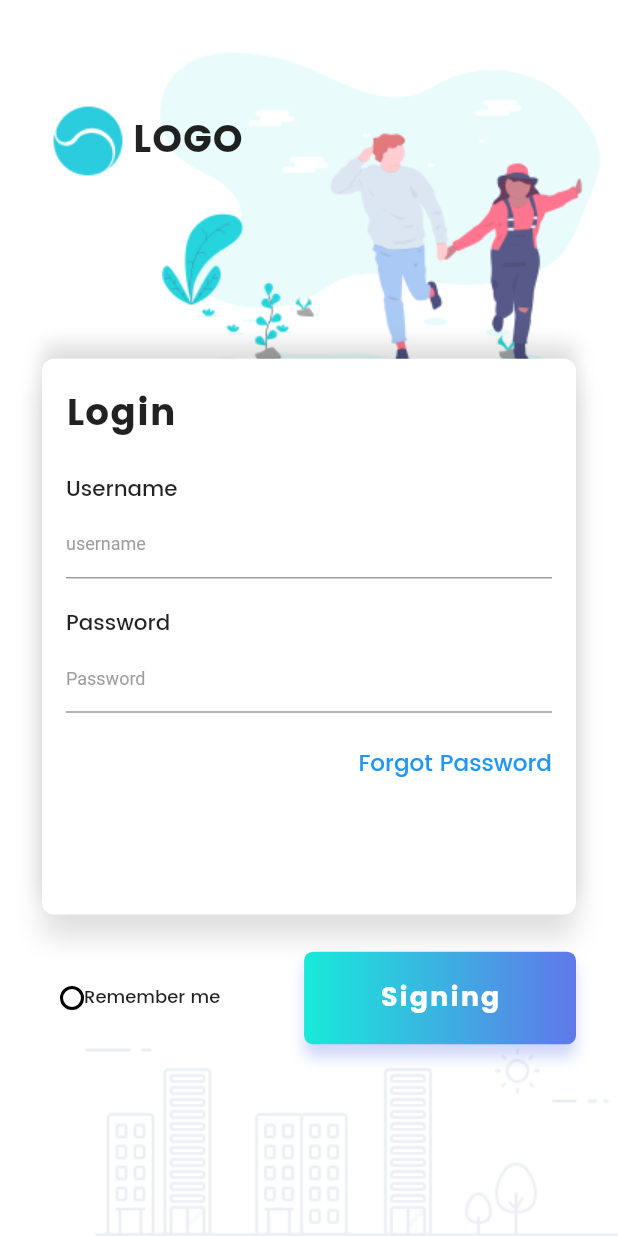
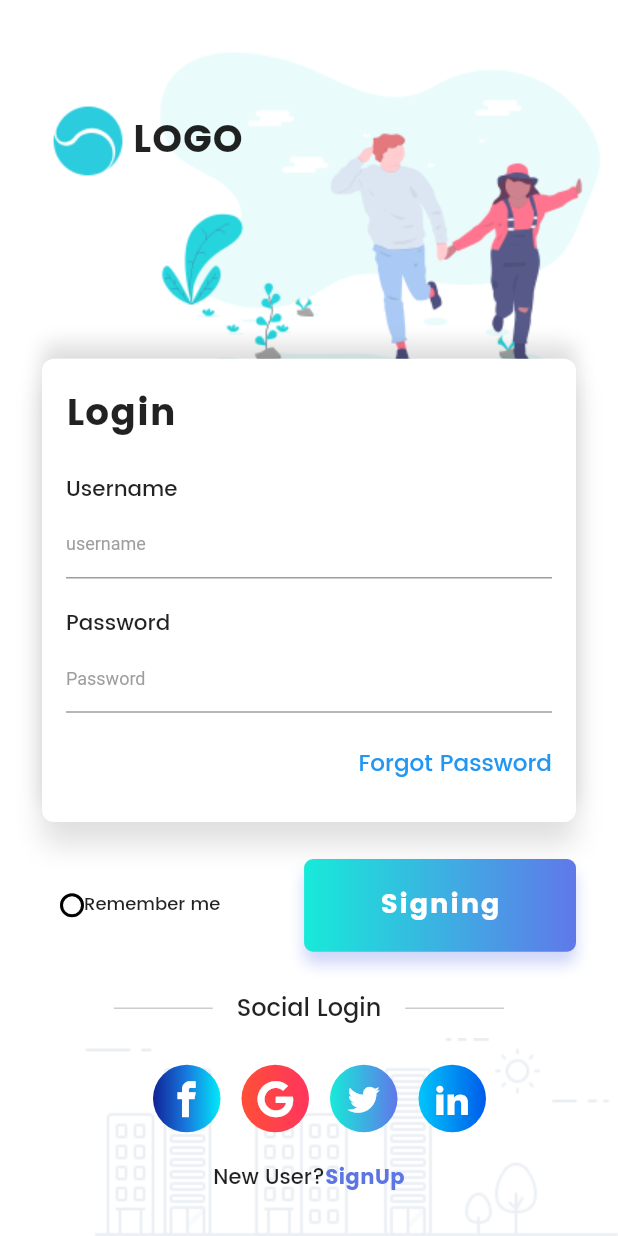
Before and after one commit to Grigoriym/flutter_vault, a Flutter app: the screen it shows after launch, on a phone screen of 412 x 824 dp. Run offline on Flutter 3.47's test engine with Material 2 defaults, Android fonts, the phone set to English and light mode, and no system bars; our stand-ins replace flutter_screenutil.

Commit message:
Make login page.

```diff
--- a/lib/src/ui/login/login_page.dart
+++ b/lib/src/ui/login/login_page.dart
@@ -1,7 +1,8 @@
-import 'package:flutter/cupertino.dart';
 import 'package:flutter/material.dart';
 import 'package:flutter_screenutil/flutter_screenutil.dart';
+import 'package:flutter_vault/src/utils/custom_icons.dart';
 import 'package:flutter_vault/src/utils/widgets/form_card_widget.dart';
+import 'package:flutter_vault/src/utils/widgets/social_icon_widget.dart';
 
 class LoginPage extends StatefulWidget {
   _LoginPageState createState() => _LoginPageState();
@@ -32,6 +33,14 @@ class _LoginPageState extends State<LoginPage> {
               )
             : Container(),
       );
+
+  Widget horizontalLine() => Padding(
+      padding: EdgeInsets.symmetric(horizontal: 16.0),
+      child: Container(
+        width: ScreenUtil.getInstance().setWidth(120),
+        height: 1.0,
+        color: Colors.black26.withOpacity(.2),
+      ));
 
   @override
   Widget build(BuildContext context) {
@@ -125,6 +134,7 @@ class _LoginPageState extends State<LoginPage> {
                           child: Material(
                             color: Colors.transparent,
                             child: InkWell(
+                              onTap: () {},
                               child: Center(
                                 child: Text(
                                   "Signing",
@@ -138,6 +148,81 @@ class _LoginPageState extends State<LoginPage> {
                             ),
                           ),
                         ),
+                      ),
+                    ],
+                  ),
+                  SizedBox(
+                    height: ScreenUtil.getInstance().setHeight(40),
+                  ),
+                  Row(
+                    mainAxisAlignment: MainAxisAlignment.center,
+                    children: <Widget>[
+                      horizontalLine(),
+                      Text(
+                        "Social Login",
+                        style: TextStyle(
+                            fontSize: 16.0, fontFamily: "Poppins-Medium"),
+                      ),
+                      horizontalLine()
+                    ],
+                  ),
+                  SizedBox(
+                    height: ScreenUtil.getInstance().setHeight(40),
+                  ),
+                  Row(
+                    mainAxisAlignment: MainAxisAlignment.center,
+                    children: <Widget>[
+                      SocialIcon(
+                        colors: [
+                          Color(0xFF102397),
+                          Color(0xFF187adf),
+                          Color(0xFF00eaf8),
+                        ],
+                        iconData: CustomIcons.facebook,
+                        onPressed: () {},
+                      ),
+                      SocialIcon(
+                        colors: [
+                          Color(0xFFff4f38),
+                          Color(0xFFff355d),
+                        ],
+                        iconData: CustomIcons.googlePlus,
+                        onPressed: () {},
+                      ),
+                      SocialIcon(
+                        colors: [
+                          Color(0xFF17ead9),
+                          Color(0xFF6078ea),
+                        ],
+                        iconData: CustomIcons.twitter,
+                        onPressed: () {},
+                      ),
+                      SocialIcon(
+                        colors: [
+                          Color(0xFF00c6fb),
+                          Color(0xFF005bea),
+                        ],
+                        iconData: CustomIcons.linkedin,
+                        onPressed: () {},
+                      )
+                    ],
+                  ),
+                  SizedBox(
+                    height: ScreenUtil.getInstance().setHeight(30),
+                  ),
+                  Row(
+                    mainAxisAlignment: MainAxisAlignment.center,
+                    children: <Widget>[
+                      Text(
+                        "New User?",
+                        style: TextStyle(fontFamily: "Poppins-Medium"),
+                      ),
+                      InkWell(
+                        onTap: () {},
+                        child: Text("SignUp",
+                            style: TextStyle(
+                                color: Color(0xFF5d74e3),
+                                fontFamily: "Poppins-Bold")),
                       )
                     ],
                   )
--- /dev/null
+++ b/lib/src/utils/custom_icons.dart
@@ -0,0 +1,9 @@
+import 'package:flutter/material.dart';
+
+class CustomIcons {
+  static const IconData twitter = IconData(0xe900, fontFamily: "CustomIcons");
+  static const IconData facebook = IconData(0xe901, fontFamily: "CustomIcons");
+  static const IconData googlePlus =
+      IconData(0xe902, fontFamily: "CustomIcons");
+  static const IconData linkedin = IconData(0xe903, fontFamily: "CustomIcons");
+}
--- a/lib/src/utils/widgets/form_card_widget.dart
+++ b/lib/src/utils/widgets/form_card_widget.dart
@@ -7,7 +7,7 @@ class FormCard extends StatelessWidget {
   Widget build(BuildContext context) {
     return new Container(
       width: double.infinity,
-      height: ScreenUtil.getInstance().setHeight(600),
+      height: ScreenUtil.getInstance().setHeight(500),
       decoration: BoxDecoration(
           color: Colors.white,
           borderRadius: BorderRadius.circular(8.0),
--- /dev/null
+++ b/lib/src/utils/widgets/social_icon_widget.dart
@@ -0,0 +1,31 @@
+import 'package:flutter/material.dart';
+
+class SocialIcon extends StatelessWidget {
+  final List<Color> colors;
+  final IconData iconData;
+  final Function onPressed;
+
+  SocialIcon({this.colors, this.iconData, this.onPressed});
+
+  @override
+  Widget build(BuildContext context) {
+    return new Padding(
+        padding: EdgeInsets.only(left: 14.0),
+        child: Container(
+          width: 45.0,
+          height: 45.0,
+          decoration: BoxDecoration(
+            shape: BoxShape.circle,
+            gradient: LinearGradient(colors: colors, tileMode: TileMode.clamp),
+          ),
+          child: RawMaterialButton(
+            shape: CircleBorder(),
+            onPressed: onPressed,
+            child: Icon(
+              iconData,
+              color: Colors.white,
+            ),
+          ),
+        ));
+  }
+}
```
